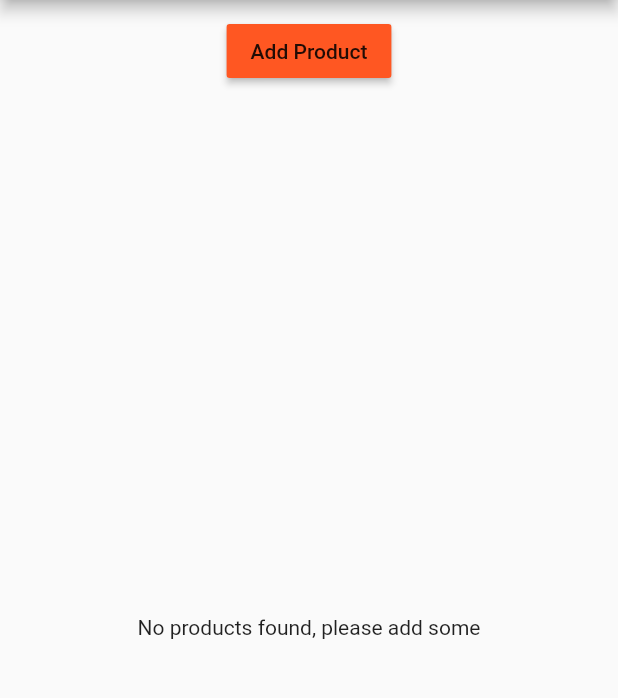
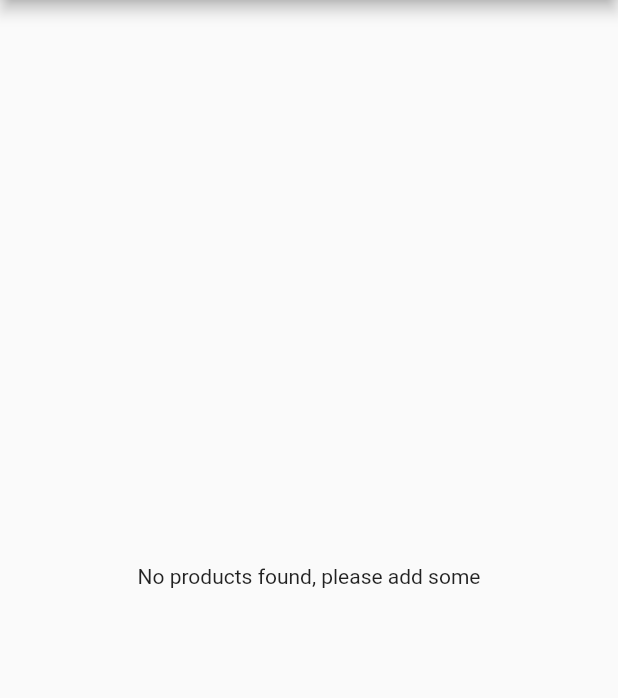
Before and after one commit to GelsonMR/flutter_course, a Flutter app: the screen it shows after launch, on a phone screen of 412 x 824 dp, the part 84-782 px from its top. Run offline on Flutter 3.47's test engine with Material 2 defaults, Android fonts, the phone set to English and light mode, and no system bars.

Commit message:
Restructured code to add products

```diff
--- a/lib/main.dart
+++ b/lib/main.dart
@@ -21,9 +21,9 @@ class MyApp extends StatefulWidget {
 }
 
 class _MyAppState extends State<MyApp> {
-  List<Map<String, String>> _products = [];
+  List<Map<String, dynamic>> _products = [];
 
-  void _addProduct(Map<String, String> product) {
+  void _addProduct(Map<String, dynamic> product) {
     setState(() {
       _products.add(product);
     });
@@ -47,9 +47,9 @@ class _MyAppState extends State<MyApp> {
       ),
       // home: AuthPage(),
       routes: {
-        '/': (BuildContext context) =>
-            ProductsPage(_products, _addProduct, _deleteProduct),
-        '/admin': (BuildContext context) => ProductsAdminPage(),
+        '/': (BuildContext context) => ProductsPage(_products),
+        '/admin': (BuildContext context) =>
+            ProductsAdminPage(_addProduct, _deleteProduct),
       },
       onGenerateRoute: (RouteSettings settings) {
         final List<String> pathElements = settings.name.split('/');
@@ -67,8 +67,7 @@ class _MyAppState extends State<MyApp> {
       },
       onUnknownRoute: (RouteSettings settings) {
         return MaterialPageRoute(
-            builder: (BuildContext context) =>
-                ProductsPage(_products, _addProduct, _deleteProduct));
+            builder: (BuildContext context) => ProductsPage(_products));
       },
     );
   }
--- a/lib/pages/products.dart
+++ b/lib/pages/products.dart
@@ -5,11 +5,9 @@ import './../drawer.dart';
 import '../product_manager.dart';
 
 class ProductsPage extends StatelessWidget {
-  final List<Map<String, String>> products;
-  final Function addProduct;
-  final Function deleteProduct;
+  final List<Map<String, dynamic>> products;
 
-  ProductsPage(this.products, this.addProduct, this.deleteProduct);
+  ProductsPage(this.products);
 
   @override
   Widget build(BuildContext context) {
@@ -18,7 +16,7 @@ class ProductsPage extends StatelessWidget {
       appBar: AppBar(
         title: Text('EasyList'),
       ),
-      body: ProductManager(products, addProduct, deleteProduct),
+      body: ProductManager(products),
     );
   }
 }
--- a/lib/product_control.dart
+++ /dev/null
@@ -1,18 +0,0 @@
-import 'package:flutter/material.dart';
-
-class ProductControl extends StatelessWidget {
-  Function addProduct;
-
-  ProductControl(this.addProduct);
-
-  @override
-  Widget build(BuildContext context) {
-    return RaisedButton(
-      color: Theme.of(context).primaryColor,
-      onPressed: () {
-        addProduct({'title': 'Chocolate', 'image': 'assets/food.jpg'});
-      },
-      child: Text('Add Product'),
-    );
-  }
-}
--- a/lib/product_manager.dart
+++ b/lib/product_manager.dart
@@ -1,26 +1,19 @@
 import 'package:flutter/material.dart';
 
 import './products.dart';
-import './product_control.dart';
 
 class ProductManager extends StatelessWidget {
-  final List<Map<String, String>> products;
-  final Function addProduct;
-  final Function deleteProduct;
+  final List<Map<String, dynamic>> products;
 
-  ProductManager(this.products, this.addProduct, this.deleteProduct);
+  ProductManager(this.products);
 
   @override
   Widget build(BuildContext context) {
     print('[ProductManager State] build()');
     return Column(
       children: [
-        Container(
-          margin: EdgeInsets.all(10.0),
-          child: ProductControl(addProduct),
-        ),
         Expanded(
-          child: Products(products, deleteProduct: deleteProduct),
+          child: Products(products),
         ),
       ],
     );
--- a/lib/products.dart
+++ b/lib/products.dart
@@ -1,12 +1,9 @@
 import 'package:flutter/material.dart';
 
-import './pages/product.dart';
+class Products extends StatelessWidget {
+  final List<Map<String, dynamic>> products;
 
-class Products extends StatelessWidget {
-  final List<Map<String, String>> products;
-  final Function deleteProduct;
-
-  Products(this.products, {this.deleteProduct}) {
+  Products(this.products) {
     print('[Products Widget] Constructor');
   }
 
@@ -20,15 +17,11 @@ class Products extends StatelessWidget {
             alignment: MainAxisAlignment.center,
             children: <Widget>[
               FlatButton(
-                child: Text('Details'),
-                onPressed: () =>
-                    Navigator.pushNamed<bool>(context, '/products/' + index.toString(),)
-                        .then((bool value) {
-                      if (value) {
-                        deleteProduct(index);
-                      }
-                    }),
-              ),
+                  child: Text('Details'),
+                  onPressed: () => Navigator.pushNamed<bool>(
+                        context,
+                        '/products/' + index.toString(),
+                      )),
             ],
           )
         ],
```
Also changed, not shown: lib/pages/product_create.dart (+17 -0 lines), lib/pages/products_admin.dart (+6 -1 lines).
